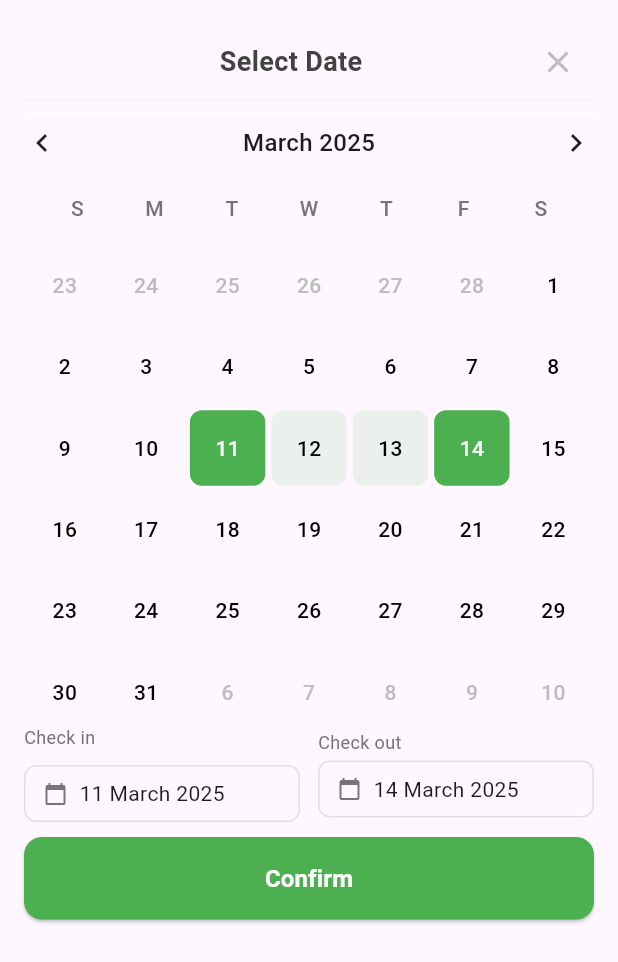
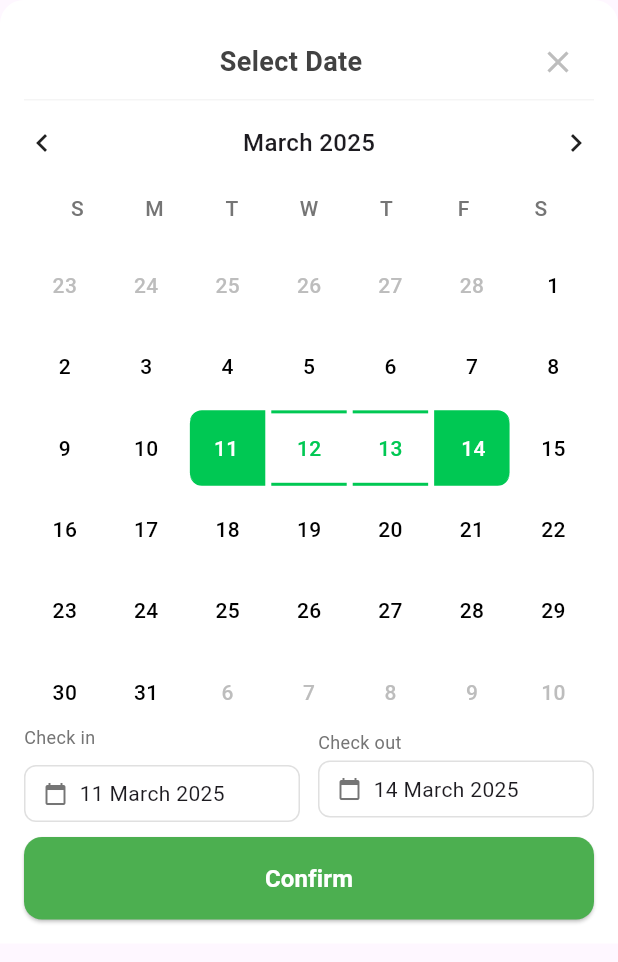
Before and after one commit to pruthvi-IT/Drodify-project, a Flutter app: the CustomDatePickerDialog widget shown alone on an empty page, opened directly, on a phone screen of 412 x 824 dp. Shown: the top 962 px of the screen. Run offline on Flutter 3.47's test engine with Material 3 defaults, Android fonts, the phone set to English and light mode, and no system bars.

Commit message:
commit-2

```diff
--- a/lib/04HomeScreen/4.4 select date.dart
+++ b/lib/04HomeScreen/4.4 select date.dart
@@ -26,7 +26,7 @@ class _CustomDatePickerDialogState extends State<CustomDatePickerDialog> {
     'September',
     'October',
     'November',
-    'December'
+    'December',
   ];
 
   @override
@@ -120,12 +120,14 @@ class _CustomDatePickerDialogState extends State<CustomDatePickerDialog> {
 
   @override
   Widget build(BuildContext context) {
-    return Scaffold(
-      body: Container(
-        decoration: BoxDecoration(),
-        width: double.infinity,
-        height: double.infinity,
-        padding: const EdgeInsets.all(16),
+    return Container(
+      decoration: BoxDecoration(
+        color: Colors.white,
+        borderRadius: BorderRadius.vertical(top: Radius.circular(16)),
+      ),
+      width: double.infinity,
+      padding: const EdgeInsets.all(16),
+      child: SingleChildScrollView(
         child: Column(
           mainAxisSize: MainAxisSize.min,
           children: [
@@ -133,9 +135,7 @@ class _CustomDatePickerDialogState extends State<CustomDatePickerDialog> {
             Container(
               padding: EdgeInsets.all(12),
               decoration: BoxDecoration(
-                border: Border(
-                  bottom: BorderSide(color: Colors.grey.shade100),
-                ),
+                border: Border(bottom: BorderSide(color: Colors.grey.shade100)),
               ),
               child: Container(
                 width: double.infinity,
@@ -167,10 +167,7 @@ class _CustomDatePickerDialogState extends State<CustomDatePickerDialog> {
               ),
             ),
 
-            Divider(
-              thickness: 1,
-              color: Colors.white,
-            ), // Month navigation
+            Divider(thickness: 1, color: Colors.white), // Month navigation
             Row(
               mainAxisAlignment: MainAxisAlignment.spaceBetween,
               children: [
@@ -181,7 +178,9 @@ class _CustomDatePickerDialogState extends State<CustomDatePickerDialog> {
                 Text(
                   '${months[currentMonth.month - 1]} ${currentMonth.year}',
                   style: const TextStyle(
-                      fontSize: 16, fontWeight: FontWeight.w500),
+                    fontSize: 16,
+                    fontWeight: FontWeight.w500,
+                  ),
                 ),
                 GestureDetector(
                   onTap: _nextMonth,
@@ -228,20 +227,93 @@ class _CustomDatePickerDialogState extends State<CustomDatePickerDialog> {
                   final days = _getDaysInMonth();
                   final date = days[index];
                   final isCurrentMonth = _isCurrentMonth(date);
-                  final isSelected = _isSelectedDate(date);
+                  final isCheckIn =
+                      checkInDate != null && _isSameDay(date, checkInDate!);
+                  final isCheckOut =
+                      checkOutDate != null && _isSameDay(date, checkOutDate!);
                   final isInRange = _isInRange(date);
+
+                  // For continuous border effect
+                  BorderRadius? borderRadius;
+                  if (isCheckIn && isCheckOut) {
+                    borderRadius = BorderRadius.circular(8);
+                  } else if (isCheckIn) {
+                    borderRadius = const BorderRadius.horizontal(
+                      left: Radius.circular(8),
+                    );
+                  } else if (isCheckOut) {
+                    borderRadius = const BorderRadius.horizontal(
+                      right: Radius.circular(8),
+                    );
+                  } else {
+                    borderRadius = BorderRadius.zero;
+                  }
+
+                  Color greenColor = const Color(0xFF00C853);
+
+                  Color? bgColor;
+                  if (isCheckIn || isCheckOut) {
+                    bgColor = greenColor;
+                  } else {
+                    bgColor = Colors.transparent;
+                  }
+
+                  // Build border for continuous effect
+                  BorderSide green = BorderSide(color: greenColor, width: 2);
+                  BorderSide none = BorderSide.none;
+                  BoxBorder? border;
+
+                  if (isCheckIn &&
+                      checkOutDate != null &&
+                      checkInDate != checkOutDate) {
+                    // Check-in: green border on right, top, bottom
+                    border = Border(
+                      left: none,
+                      right: green,
+                      top: green,
+                      bottom: green,
+                    );
+                  } else if (isCheckOut &&
+                      checkInDate != null &&
+                      checkInDate != checkOutDate) {
+                    // Check-out: green border on left, top, bottom
+                    border = Border(
+                      left: green,
+                      right: none,
+                      top: green,
+                      bottom: green,
+                    );
+                  } else if (isInRange) {
+                    // In-range: green border top/bottom only, no left/right
+                    border = Border(
+                      left: none,
+                      right: none,
+                      top: green,
+                      bottom: green,
+                    );
+                  } else {
+                    border = null;
+                  }
+
+                  Color textColor;
+                  if (isCheckIn || isCheckOut) {
+                    textColor = Colors.white;
+                  } else if (isInRange) {
+                    textColor = greenColor;
+                  } else if (isCurrentMonth) {
+                    textColor = Colors.black;
+                  } else {
+                    textColor = Colors.grey[400]!;
+                  }
 
                   return GestureDetector(
                     onTap: isCurrentMonth ? () => _selectDate(date) : null,
                     child: Container(
                       margin: const EdgeInsets.all(2),
                       decoration: BoxDecoration(
-                        color: isSelected
-                            ? Colors.green
-                            : isInRange
-                                ? Colors.green.withOpacity(0.1)
-                                : Colors.transparent,
-                        borderRadius: BorderRadius.circular(8),
+                        color: bgColor,
+                        borderRadius: borderRadius,
+                        border: border,
                       ),
                       alignment: Alignment.center,
                       child: Text(
@@ -249,11 +321,7 @@ class _CustomDatePickerDialogState extends State<CustomDatePickerDialog> {
                         style: TextStyle(
                           fontSize: 14,
                           fontWeight: FontWeight.w500,
-                          color: isSelected
-                              ? Colors.white
-                              : isCurrentMonth
-                                  ? Colors.black
-                                  : Colors.grey[400],
+                          color: textColor,
                         ),
                       ),
                     ),
@@ -271,23 +339,25 @@ class _CustomDatePickerDialogState extends State<CustomDatePickerDialog> {
                     children: [
                       Text(
                         'Check in',
-                        style: TextStyle(
-                          fontSize: 12,
-                          color: Colors.grey[600],
-                        ),
+                        style: TextStyle(fontSize: 12, color: Colors.grey[600]),
                       ),
                       const SizedBox(height: 10),
                       Container(
                         padding: const EdgeInsets.symmetric(
-                            horizontal: 12, vertical: 8),
+                          horizontal: 12,
+                          vertical: 8,
+                        ),
                         decoration: BoxDecoration(
                           border: Border.all(color: Colors.grey[300]!),
                           borderRadius: BorderRadius.circular(8),
                         ),
                         child: Row(
                           children: [
-                            Icon(Icons.calendar_today,
-                                size: 16, color: Colors.grey[600]),
+                            Icon(
+                              Icons.calendar_today,
+                              size: 16,
+                              color: Colors.grey[600],
+                            ),
                             const SizedBox(width: 8),
                             Text(
                               _formatDate(checkInDate),
@@ -299,33 +369,32 @@ class _CustomDatePickerDialogState extends State<CustomDatePickerDialog> {
                     ],
                   ),
                 ),
-                const SizedBox(
-                  width: 12,
-                  height: 10,
-                ),
+                const SizedBox(width: 12, height: 10),
                 Expanded(
                   child: Column(
                     crossAxisAlignment: CrossAxisAlignment.start,
                     children: [
                       Text(
                         'Check out',
-                        style: TextStyle(
-                          fontSize: 12,
-                          color: Colors.grey[600],
-                        ),
+                        style: TextStyle(fontSize: 12, color: Colors.grey[600]),
                       ),
                       const SizedBox(height: 4),
                       Container(
                         padding: const EdgeInsets.symmetric(
-                            horizontal: 12, vertical: 8),
+                          horizontal: 12,
+                          vertical: 8,
+                        ),
                         decoration: BoxDecoration(
                           border: Border.all(color: Colors.grey[300]!),
                           borderRadius: BorderRadius.circular(8),
                         ),
                         child: Row(
                           children: [
-                            Icon(Icons.calendar_today,
-                                size: 16, color: Colors.grey[600]),
+                            Icon(
+                              Icons.calendar_today,
+                              size: 16,
+                              color: Colors.grey[600],
+                            ),
                             const SizedBox(width: 8),
                             Text(
                               _formatDate(checkOutDate),
@@ -347,10 +416,9 @@ class _CustomDatePickerDialogState extends State<CustomDatePickerDialog> {
               child: ElevatedButton(
                 onPressed: () {
                   // Handle confirm action
-                  Navigator.of(context).pop({
-                    'checkIn': checkInDate,
-                    'checkOut': checkOutDate,
-                  });
+                  Navigator.of(
+                    context,
+                  ).pop({'checkIn': checkInDate, 'checkOut': checkOutDate});
                 },
                 style: ElevatedButton.styleFrom(
                   backgroundColor: Colors.green,
--- a/lib/main.dart
+++ b/lib/main.dart
@@ -1,5 +1,6 @@
-
 import 'package:drodify_project/04HomeScreen/4.1%20Home.dart';
+import 'package:drodify_project/04HomeScreen/4.8%20Search%20Result-empty.dart';
+import 'package:drodify_project/04HomeScreen/4.9%20notification-default.dart';
 import 'package:flutter/material.dart';
 
 void main() {
@@ -17,7 +18,7 @@ class MyApp extends StatelessWidget {
       theme: ThemeData(
         colorScheme: ColorScheme.fromSeed(seedColor: Colors.deepPurple),
       ),
-      home: HomePage(),
+      home: SearchResultEmpty(),
     );
   }
 }
```
Also changed, not shown: lib/04HomeScreen/4.1 Home.dart (+210 -194 lines), lib/04HomeScreen/4.2 Search Location-default.dart (+43 -34 lines).
